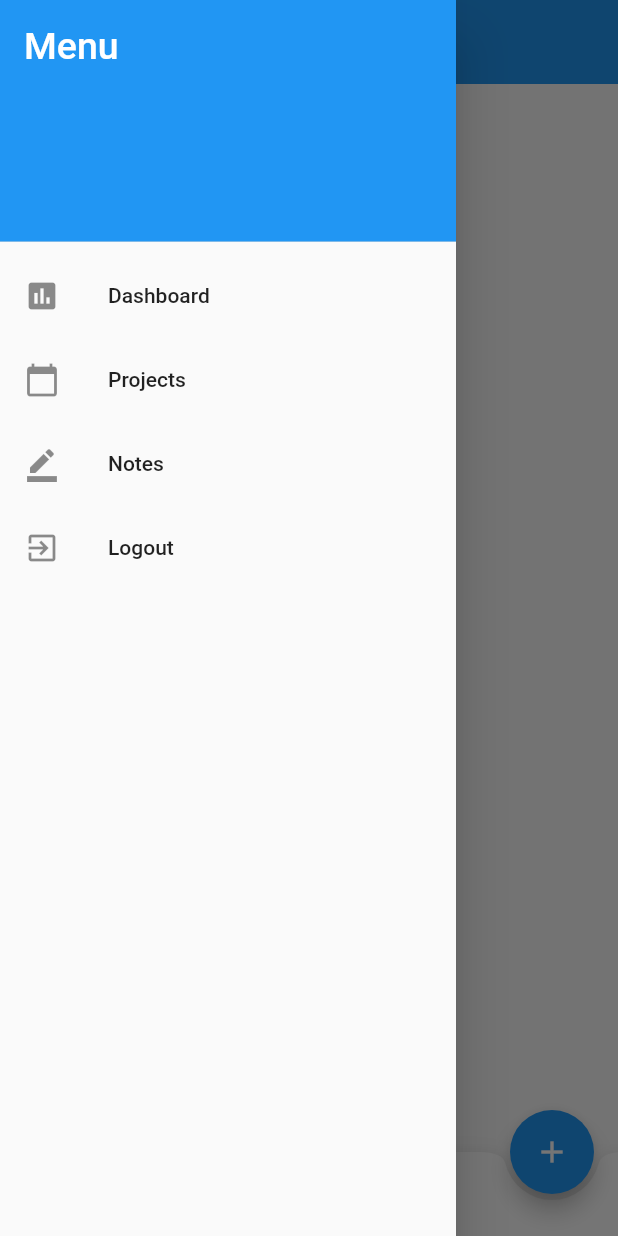
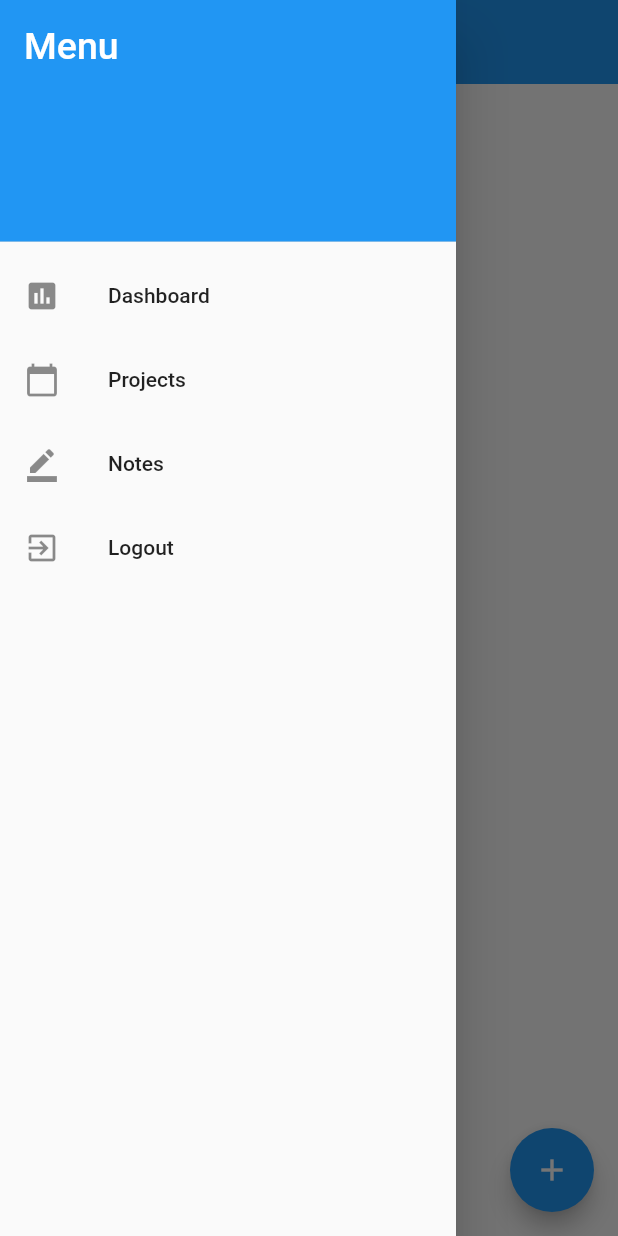
Before and after one commit to caballeto/productivity.io, a Flutter app: the screen it shows once a user with an empty profile is signed in, with the side drawer open, on a phone screen of 412 x 824 dp. Run offline on Flutter 3.47's test engine with Material 2 defaults, Android fonts, the phone set to English and light mode, and no system bars; our stand-ins replace charts_flutter, cloud_firestore, firebase_auth, flutter_spinkit, google_sign_in; accounts and stored records are empty.

Commit message:
Fix bottom actions.

```diff
--- a/lib/screens/notes/notes.dart
+++ b/lib/screens/notes/notes.dart
@@ -31,27 +31,8 @@ class _NotesState extends State<Notes> {
           child: Icon(Icons.add),
           onPressed: () => Navigator.of(context).pushNamed(kNoteEditorRoute),
         ),
-        floatingActionButtonLocation: FloatingActionButtonLocation.endDocked,
-        extendBody: true,
-        bottomNavigationBar: _bottomActions(),
+        floatingActionButtonLocation: FloatingActionButtonLocation.endFloat
       ),
     );
   }
-
-  Widget _bottomActions() => BottomAppBar(
-    shape: CircularNotchedRectangle(),
-    child: Container(
-      height: 56.0,
-      padding: EdgeInsets.symmetric(horizontal: 17.0),
-      child: Row(
-        children: <Widget>[
-          Icon(Icons.mic, size: 26),
-          SizedBox(width: 30),
-          Icon(Icons.create, size: 26),
-          SizedBox(width: 30),
-          Icon(Icons.insert_photo)
-        ]
-      ),
-    ),
-  );
 }
```
Also changed, not shown: lib/screens/projects/project_view.dart (+12 -28 lines).
